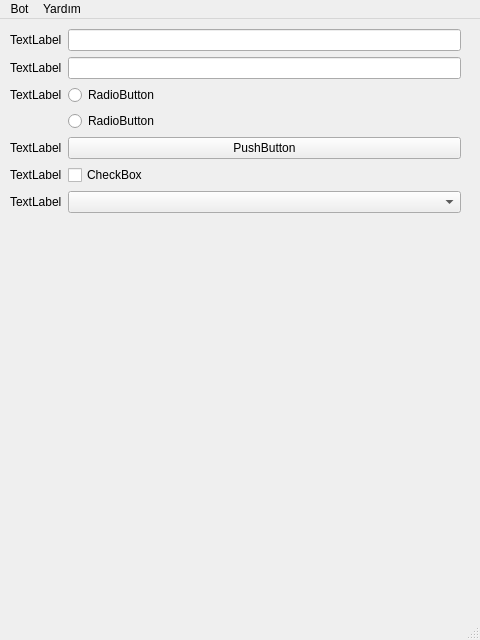
The window that Nursen/ilkarayuz.ui (vektorelpython20/pythontemelleri) describes before a commit, drawn with Qt 5.
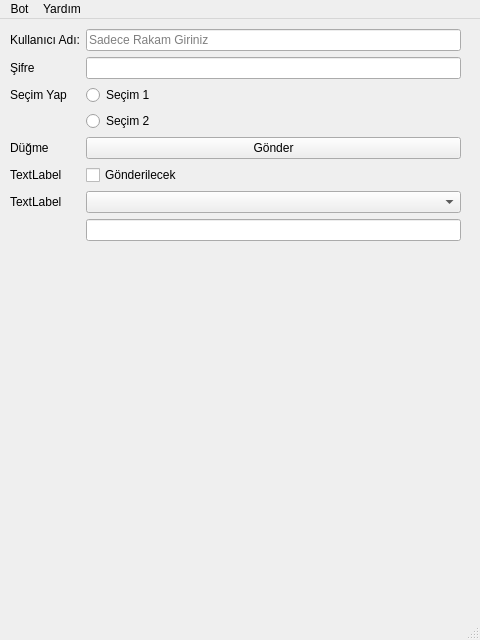
The same window after the commit.

```diff
--- a/Nursen/ilkarayuz.ui
+++ b/Nursen/ilkarayuz.ui
@@ -33,44 +33,75 @@
      <property name="rowWrapPolicy">
       <enum>QFormLayout::DontWrapRows</enum>
      </property>
+     <item row="1" column="0">
+      <widget class="QLabel" name="label_2">
+       <property name="text">
+        <string>Kullanıcı Adı:</string>
+       </property>
+      </widget>
+     </item>
+     <item row="1" column="1">
+      <widget class="QLineEdit" name="txtUser">
+       <property name="inputMask">
+        <string extracomment="Rakam Girilir"/>
+       </property>
+       <property name="text">
+        <string extracomment="Rakam Girilir"/>
+       </property>
+       <property name="maxLength">
+        <number>11</number>
+       </property>
+       <property name="placeholderText">
+        <string>Sadece Rakam Giriniz</string>
+       </property>
+      </widget>
+     </item>
      <item row="2" column="0">
       <widget class="QLabel" name="label">
        <property name="text">
-        <string>TextLabel</string>
+        <string>Şifre</string>
        </property>
       </widget>
      </item>
      <item row="2" column="1">
-      <widget class="QLineEdit" name="lineEdit"/>
-     </item>
-     <item row="1" column="1">
-      <widget class="QLineEdit" name="lineEdit_2"/>
-     </item>
-     <item row="1" column="0">
-      <widget class="QLabel" name="label_2">
-       <property name="text">
-        <string>TextLabel</string>
+      <widget class="QLineEdit" name="txtPass">
+       <property name="echoMode">
+        <enum>QLineEdit::Password</enum>
        </property>
       </widget>
      </item>
      <item row="3" column="0">
       <widget class="QLabel" name="label_3">
        <property name="text">
-        <string>TextLabel</string>
+        <string>Seçim Yap</string>
        </property>
       </widget>
      </item>
-     <item row="5" column="1">
-      <widget class="QPushButton" name="pushButton">
+     <item row="3" column="1">
+      <widget class="QRadioButton" name="rdb1">
        <property name="text">
-        <string>PushButton</string>
+        <string>Seçim 1</string>
+       </property>
+      </widget>
+     </item>
+     <item row="4" column="1">
+      <widget class="QRadioButton" name="rdb2">
+       <property name="text">
+        <string>Seçim 2</string>
        </property>
       </widget>
      </item>
      <item row="5" column="0">
       <widget class="QLabel" name="label_4">
        <property name="text">
-        <string>TextLabel</string>
+        <string>Düğme</string>
+       </property>
+      </widget>
+     </item>
+     <item row="5" column="1">
+      <widget class="QPushButton" name="btGonder">
+       <property name="text">
+        <string>Gönder</string>
        </property>
       </widget>
      </item>
@@ -81,36 +112,38 @@
        </property>
       </widget>
      </item>
-     <item row="7" column="0">
-      <widget class="QLabel" name="label_6">
-       <property name="text">
-        <string>TextLabel</string>
-       </property>
-      </widget>
-     </item>
-     <item row="3" column="1">
-      <widget class="QRadioButton" name="radioButton">
-       <property name="text">
-        <string>RadioButton</string>
-       </property>
-      </widget>
-     </item>
-     <item row="4" column="1">
-      <widget class="QRadioButton" name="radioButton_2">
-       <property name="text">
-        <string>RadioButton</string>
-       </property>
-      </widget>
-     </item>
      <item row="6" column="1">
       <widget class="QCheckBox" name="checkBox">
        <property name="text">
-        <string>CheckBox</string>
+        <string>Gönderilecek</string>
        </property>
       </widget>
      </item>
-     <item row="7" column="1">
-      <widget class="QComboBox" name="comboBox"/>
+     <item row="8" column="0">
+      <widget class="QLabel" name="label_6">
+       <property name="text">
+        <string>TextLabel</string>
+       </property>
+      </widget>
+     </item>
+     <item row="8" column="1">
+      <widget class="QComboBox" name="cmbSecim"/>
+     </item>
+     <item row="9" column="1">
+      <widget class="QLineEdit" name="txtGiris">
+       <property name="inputMask">
+        <string extracomment="Rakam Girilir"/>
+       </property>
+       <property name="text">
+        <string extracomment="Rakam Girilir"/>
+       </property>
+       <property name="maxLength">
+        <number>11</number>
+       </property>
+       <property name="placeholderText">
+        <string/>
+       </property>
+      </widget>
      </item>
     </layout>
    </widget>
```
Left out of the diff: 10 changed lines with no effect on the pictures.
